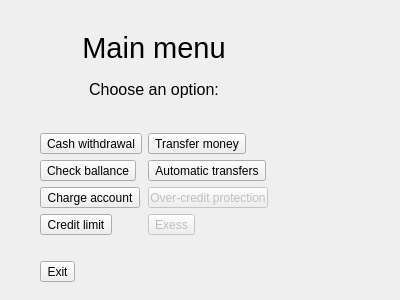
Above: mainmenu.ui from OzmikSnakes/plutus-atm before the change. Below: the same form after it.
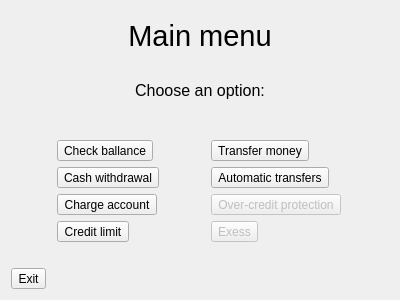
That is the form after the change.

The edit to the form file:
```diff
--- a/mainmenu.ui
+++ b/mainmenu.ui
@@ -1,7 +1,7 @@
 <?xml version="1.0" encoding="UTF-8"?>
 <ui version="4.0">
  <class>MainMenu</class>
- <widget class="QWidget" name="MainMenu">
+ <widget class="QDialog" name="MainMenu">
   <property name="geometry">
    <rect>
     <x>0</x>
@@ -13,15 +13,8 @@
   <property name="windowTitle">
    <string>Main menu</string>
   </property>
-  <widget class="QWidget" name="">
-   <property name="geometry">
-    <rect>
-     <x>40</x>
-     <y>30</y>
-     <width>228</width>
-     <height>252</height>
-    </rect>
-   </property>
+  <layout class="QVBoxLayout" name="verticalLayout_2">
+   <item>
    <layout class="QVBoxLayout" name="verticalLayout">
     <item>
      <widget class="QLabel" name="menu_label">
@@ -74,7 +67,14 @@
     </item>
     <item>
      <layout class="QGridLayout" name="gridLayout">
-      <item row="3" column="1">
+       <item row="5" column="0">
+        <widget class="QToolButton" name="creditLimit_toolButton">
+         <property name="text">
+          <string>Credit limit</string>
+         </property>
+        </widget>
+       </item>
+       <item row="4" column="1">
        <widget class="QToolButton" name="overCredit_toolButton">
         <property name="enabled">
          <bool>false</bool>
@@ -84,35 +84,13 @@
         </property>
        </widget>
       </item>
-      <item row="3" column="0">
+       <item row="4" column="0">
        <widget class="QToolButton" name="chargeAccount_toolButton">
         <property name="text">
          <string>Charge account</string>
         </property>
        </widget>
       </item>
-      <item row="1" column="1">
-       <widget class="QToolButton" name="transfer_toolButton">
-        <property name="enabled">
-         <bool>true</bool>
-        </property>
-        <property name="font">
-         <font>
-          <stylestrategy>PreferAntialias</stylestrategy>
-         </font>
-        </property>
-        <property name="text">
-         <string>Transfer money</string>
-        </property>
-       </widget>
-      </item>
-      <item row="1" column="0">
-       <widget class="QToolButton" name="cashWithdrawal_toolButton">
-        <property name="text">
-         <string>Cash withdrawal</string>
-        </property>
-       </widget>
-      </item>
       <item row="2" column="0">
        <widget class="QToolButton" name="checkBallance_toolButton">
         <property name="text">
@@ -120,21 +98,7 @@
         </property>
        </widget>
       </item>
-      <item row="2" column="1">
-       <widget class="QToolButton" name="automaticTransfer_toolButton">
-        <property name="text">
-         <string>Automatic transfers</string>
-        </property>
-       </widget>
-      </item>
-      <item row="4" column="0">
-       <widget class="QToolButton" name="creditLimit_toolButton">
-        <property name="text">
-         <string>Credit limit</string>
-        </property>
-       </widget>
-      </item>
-      <item row="4" column="1">
+       <item row="5" column="1">
        <widget class="QToolButton" name="exess_toolButton">
         <property name="enabled">
          <bool>false</bool>
@@ -144,6 +108,35 @@
         </property>
        </widget>
       </item>
+       <item row="3" column="0">
+        <widget class="QToolButton" name="cashWithdrawal_toolButton">
+         <property name="text">
+          <string>Cash withdrawal</string>
+         </property>
+        </widget>
+       </item>
+       <item row="3" column="1">
+        <widget class="QToolButton" name="automaticTransfer_toolButton">
+         <property name="text">
+          <string>Automatic transfers</string>
+         </property>
+        </widget>
+       </item>
+       <item row="2" column="1">
+        <widget class="QToolButton" name="transfer_toolButton">
+         <property name="enabled">
+          <bool>true</bool>
+         </property>
+         <property name="font">
+          <font>
+           <stylestrategy>PreferAntialias</stylestrategy>
+          </font>
+         </property>
+         <property name="text">
+          <string>Transfer money</string>
+         </property>
+        </widget>
+       </item>
      </layout>
     </item>
     <item>
@@ -167,7 +160,8 @@
      </widget>
     </item>
    </layout>
-  </widget>
+   </item>
+  </layout>
  </widget>
  <resources/>
  <connections/>
```
Left out of the diff: 2 changed lines with no effect on the pictures. Lines whose indentation alone changed are shown as unchanged.
